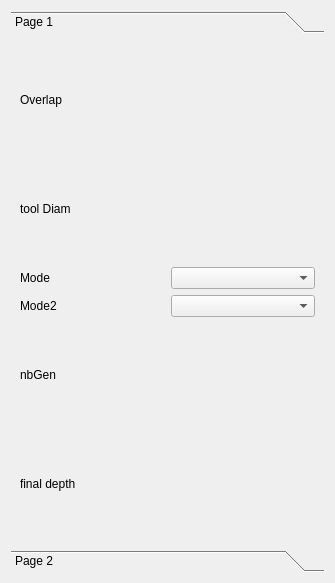
First picture: the form in resources/panels/PocketOp.ui, repository Baptou88/Bapt_CAM, before the edit.
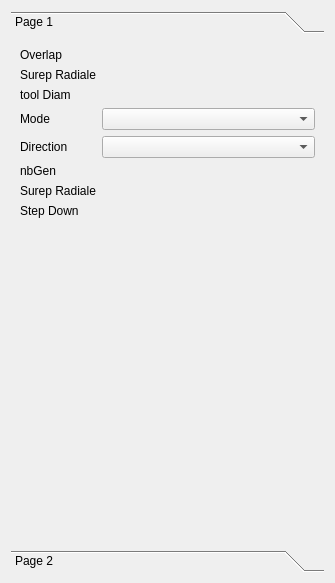
Second picture: the form after the edit. Custom widgets are drawn as their Qt base class.

Commit message: Refactor Pocket Operation and G-code Generation

Patch:
```diff
--- a/resources/panels/PocketOp.ui
+++ b/resources/panels/PocketOp.ui
@@ -13,8 +13,8 @@
   <property name="windowTitle">
    <string>PocketOp</string>
   </property>
-  <layout class="QGridLayout" name="gridLayout">
-   <item row="0" column="0">
+  <layout class="QFormLayout" name="formLayout">
+   <item row="0" column="0" colspan="2">
     <widget class="QToolBox" name="toolBox">
      <property name="currentIndex">
       <number>0</number>
@@ -31,21 +31,11 @@
       <attribute name="label">
        <string>Page 1</string>
       </attribute>
-      <layout class="QGridLayout" name="gridLayout_2">
-       <item row="2" column="0">
-        <widget class="QLabel" name="label_4">
+      <layout class="QFormLayout" name="formLayout_2">
+       <item row="0" column="0">
+        <widget class="QLabel" name="label">
          <property name="text">
-          <string>Mode</string>
-         </property>
-        </widget>
-       </item>
-       <item row="6" column="1">
-        <widget class="Gui::QuantitySpinBox" name="depthSpin" native="true">
-         <property name="minimum" stdset="0">
-          <double>-999999999.000000000000000</double>
-         </property>
-         <property name="maximum" stdset="0">
-          <double>999999999.000000000000000</double>
+          <string>Overlap</string>
          </property>
         </widget>
        </item>
@@ -62,9 +52,66 @@
          </property>
         </widget>
        </item>
+       <item row="1" column="0">
+        <widget class="QLabel" name="label_7">
+         <property name="text">
+          <string>Surep Radiale</string>
+         </property>
+        </widget>
+       </item>
+       <item row="1" column="1">
+        <widget class="Gui::QuantitySpinBox" name="surepRadialeSpin" native="true">
+         <property name="statusTip">
+          <string>Diamètre</string>
+         </property>
+         <property name="minimum" stdset="0">
+          <double>-999999999.000000000000000</double>
+         </property>
+         <property name="maximum" stdset="0">
+          <double>999999999.000000000000000</double>
+         </property>
+        </widget>
+       </item>
+       <item row="2" column="0">
+        <widget class="QLabel" name="label_2">
+         <property name="text">
+          <string>tool Diam</string>
+         </property>
+        </widget>
+       </item>
        <item row="2" column="1">
+        <widget class="Gui::QuantitySpinBox" name="toolSpin" native="true">
+         <property name="statusTip">
+          <string>Diamètre</string>
+         </property>
+         <property name="minimum" stdset="0">
+          <double>-999999999.000000000000000</double>
+         </property>
+         <property name="maximum" stdset="0">
+          <double>999999999.000000000000000</double>
+         </property>
+        </widget>
+       </item>
+       <item row="3" column="0">
+        <widget class="QLabel" name="label_4">
+         <property name="text">
+          <string>Mode</string>
+         </property>
+        </widget>
+       </item>
+       <item row="3" column="1">
         <widget class="QComboBox" name="modeCombo"/>
        </item>
+       <item row="4" column="0">
+        <widget class="QLabel" name="label_6">
+         <property name="text">
+          <string>Direction</string>
+         </property>
+        </widget>
+       </item>
+       <item row="4" column="1">
+        <widget class="QComboBox" name="directionCombo"/>
+       </item>
        <item row="5" column="0">
         <widget class="QLabel" name="label_3">
          <property name="text">
@@ -72,13 +119,6 @@
          </property>
         </widget>
        </item>
-       <item row="0" column="0">
-        <widget class="QLabel" name="label">
-         <property name="text">
-          <string>Overlap</string>
-         </property>
-        </widget>
-       </item>
        <item row="5" column="1">
         <widget class="Gui::QuantitySpinBox" name="nbGenSpin" native="true">
          <property name="statusTip">
@@ -92,40 +132,40 @@
          </property>
         </widget>
        </item>
-       <item row="1" column="0">
-        <widget class="QLabel" name="label_2">
-         <property name="text">
-          <string>tool Diam</string>
-         </property>
-        </widget>
-       </item>
-       <item row="1" column="1">
-        <widget class="Gui::QuantitySpinBox" name="toolSpin" native="true">
-         <property name="statusTip">
-          <string>Diamètre</string>
-         </property>
-         <property name="minimum" stdset="0">
-          <double>-999999999.000000000000000</double>
-         </property>
-         <property name="maximum" stdset="0">
-          <double>999999999.000000000000000</double>
-         </property>
-        </widget>
-       </item>
        <item row="6" column="0">
         <widget class="QLabel" name="label_5">
          <property name="text">
-          <string>final depth</string>
+          <string>Surep Radiale</string>
          </property>
         </widget>
        </item>
-       <item row="4" column="1">
-        <widget class="QComboBox" name="modeCombo_2"/>
+       <item row="6" column="1">
+        <widget class="Gui::QuantitySpinBox" name="surepAxialeSpin" native="true">
+         <property name="minimum" stdset="0">
+          <double>-999999999.000000000000000</double>
+         </property>
+         <property name="maximum" stdset="0">
+          <double>999999999.000000000000000</double>
+         </property>
+        </widget>
        </item>
-       <item row="4" column="0">
-        <widget class="QLabel" name="label_6">
+       <item row="7" column="0">
+        <widget class="QLabel" name="label_8">
          <property name="text">
-          <string>Mode2</string>
+          <string>Step Down</string>
+         </property>
+        </widget>
+       </item>
+       <item row="7" column="1">
+        <widget class="Gui::QuantitySpinBox" name="stepDownSpin" native="true">
+         <property name="statusTip">
+          <string>Diamètre</string>
+         </property>
+         <property name="minimum" stdset="0">
+          <double>-999999999.000000000000000</double>
+         </property>
+         <property name="maximum" stdset="0">
+          <double>999999999.000000000000000</double>
          </property>
         </widget>
        </item>
```
Left out of the diff: 3 changed lines with no effect on the pictures. The commit also changes 10 other files.
